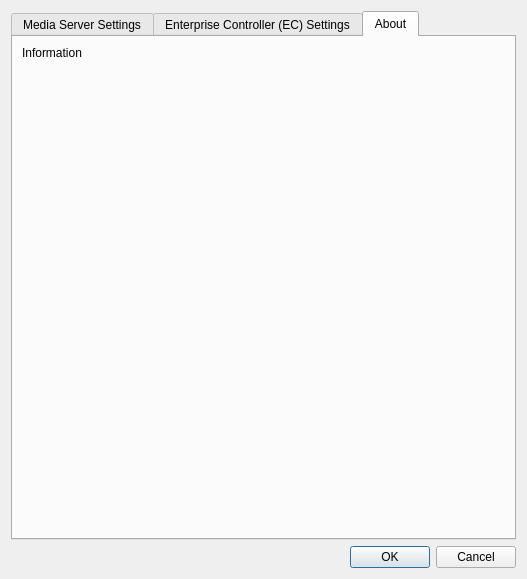
networkoptix/nx_open, file traytool/src/settings.ui: the form before one commit.
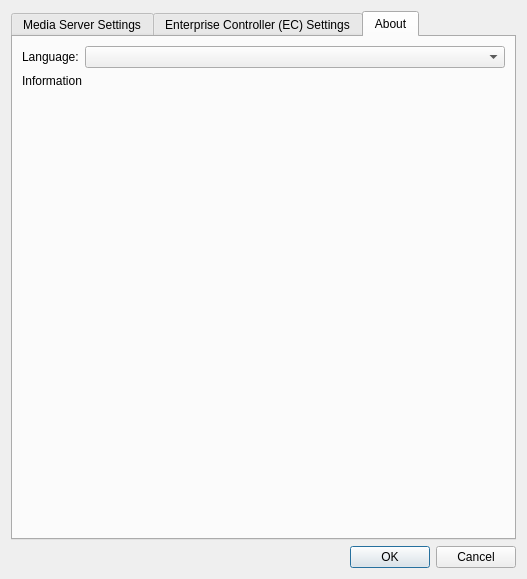
The form after the commit. The open tabs and pages were chosen to show the change.

Commit message:
Traytool translations.
<==== Mercurial data ====>
Branch: master

Patch:
```diff
--- a/traytool/src/settings.ui
+++ b/traytool/src/settings.ui
@@ -554,6 +554,22 @@
       </attribute>
       <layout class="QVBoxLayout" name="verticalLayout_5">
        <item>
+        <layout class="QVBoxLayout" name="verticalLayout_7" stretch="0,1">
+         <item>
+          <layout class="QFormLayout" name="formLayout">
+           <item row="0" column="0">
+            <widget class="QLabel" name="label_6">
+             <property name="text">
+              <string>Language:</string>
+             </property>
+            </widget>
+           </item>
+           <item row="0" column="1">
+            <widget class="QComboBox" name="languageComboBox"/>
+           </item>
+          </layout>
+         </item>
+         <item>
         <widget class="QLabel" name="informationLabel">
          <property name="text">
           <string>Information</string>
@@ -562,6 +578,8 @@
           <set>Qt::AlignLeading|Qt::AlignLeft|Qt::AlignTop</set>
          </property>
         </widget>
+         </item>
+        </layout>
        </item>
       </layout>
      </widget>
```
Lines whose indentation alone changed are shown as unchanged. The commit also changes 2 other files.
